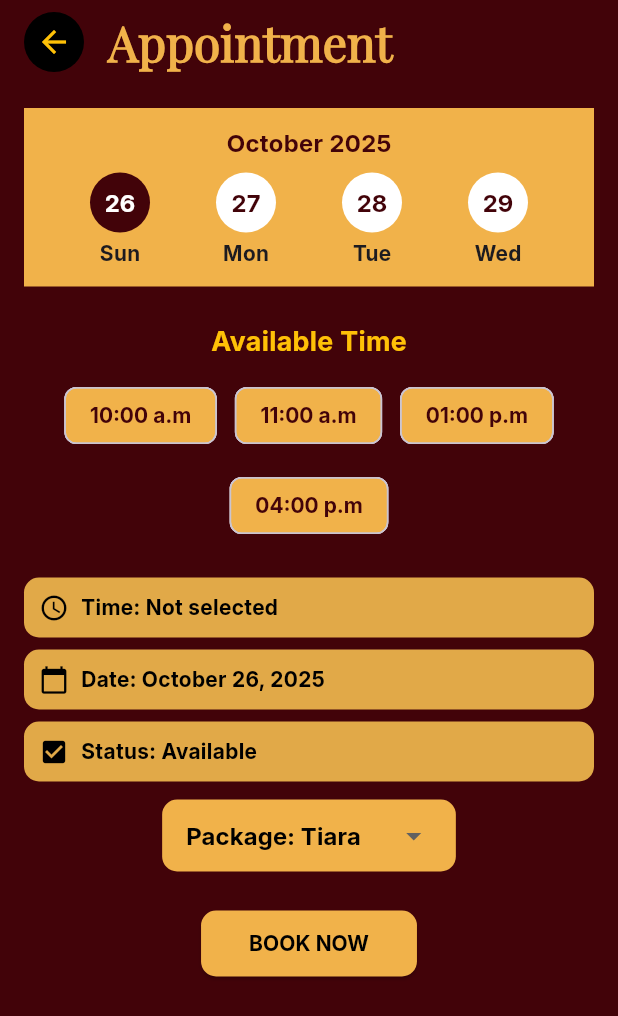
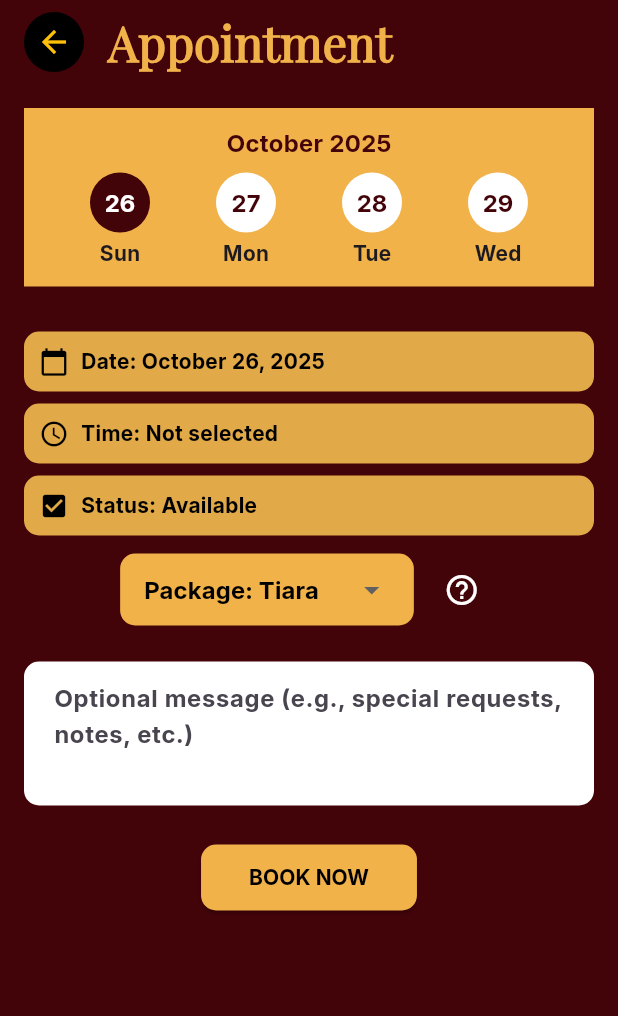
Before and after one commit to DaMasterofPuppets/Mob_Prog, a Flutter app: the AppointmentPage screen opened directly, on a phone screen of 412 x 824 dp. Shown: the top 1016 px of the screen. Run offline on Flutter 3.47's test engine with Material 3 defaults, Android fonts, the phone set to English and light mode, and no system bars; our stand-ins replace image_picker, supabase_flutter; accounts and stored records are empty.

Commit message:
updated UI

```diff
--- a/lib/screens/dashboard/appointment_page.dart
+++ b/lib/screens/dashboard/appointment_page.dart
@@ -1,5 +1,6 @@
 import 'package:flutter/material.dart';
 import 'package:intl/intl.dart';
+import 'packages_page.dart';
 
 class AppointmentPage extends StatefulWidget {
   const AppointmentPage({super.key});
@@ -141,54 +142,28 @@ class _AppointmentPageState extends State<AppointmentPage> {
               ),
             ),
 
-            //Available Time
-            const SizedBox(height: 24),
-            const Text(
-              'Available Time',
-              style: TextStyle(
-                fontSize: 18,
-                fontWeight: FontWeight.bold,
-                color: Colors.amber,
-              ),
-            ),
-            const SizedBox(height: 12),
-            isThisWeek(selectedDate)
-                ? Wrap(
-                    alignment: WrapAlignment.center,
-                    spacing: 12,
-                    runSpacing: 12,
-                    children: times.map((time) {
-                      final isSelected = time == selectedTime;
-                      return ChoiceChip(
-                        label: Text(time),
-                        selected: isSelected,
-                        onSelected: (_) {
-                          setState(() {
-                            selectedTime = time;
-                          });
-                        },
-                        selectedColor: Colors.black,
-                        labelStyle: TextStyle(
-                          color: isSelected ? Colors.white : maroon,
-                          fontWeight: FontWeight.bold,
-                        ),
-                        backgroundColor: gold,
-                      );
-                    }).toList(),
-                  )
-                : const Text(
-                    'Schedule not yet set by the reader',
-                    style: TextStyle(color: Colors.white),
-                  ),
-            const SizedBox(height: 24),
+            const SizedBox(height: 30),
+
+//time
+            _infoTile(Icons.calendar_today,
+                'Date: ${DateFormat.yMMMMd().format(selectedDate)}', _pickDate),
+            const SizedBox(height: 8),
+
+//Date
             _infoTile(Icons.access_time,
                 'Time: ${selectedTime.isEmpty ? 'Not selected' : selectedTime}', _pickTime),
             const SizedBox(height: 8),
-            _infoTile(Icons.calendar_today,
-                'Date: ${DateFormat.yMMMMd().format(selectedDate)}', _pickDate),
-            const SizedBox(height: 8),
+
+//status
             _infoTile(Icons.check_box, 'Status: Available'),
             const SizedBox(height: 12),
+
+
+// package + question mark button
+Center(
+  child: Row(
+    mainAxisSize: MainAxisSize.min,
+    children: [
       Container(
         padding: const EdgeInsets.symmetric(horizontal: 16),
         decoration: BoxDecoration(
@@ -209,14 +184,49 @@ class _AppointmentPageState extends State<AppointmentPage> {
           items: packages.map((p) {
             return DropdownMenuItem<String>(
               value: p,
-                    child: Text('Package: $p', style: const TextStyle(color: Colors.black)),
+              child: Text('Package: $p',
+                  style: const TextStyle(color: Colors.black)),
             );
           }).toList(),
         ),
       ),
+      const SizedBox(width: 8),
+      IconButton(
+        icon: const Icon(Icons.help_outline, color: Colors.white),
+onPressed: () {
+  Navigator.push(
+    context,
+    MaterialPageRoute(builder: (context) => const PackagesPage()),
+  );
+},
+
+      ),
+    ],
+  ),
+),
+
             const SizedBox(height: 24),
+
+// Optional message text box
+TextField(
+  maxLines: 3,
+  decoration: InputDecoration(
+    hintText: 'Optional message (e.g., special requests, notes, etc.)',
+    filled: true,
+    fillColor: Colors.white,
+    border: OutlineInputBorder(
+      borderRadius: BorderRadius.circular(10),
+      borderSide: BorderSide.none,
+    ),
+    contentPadding: const EdgeInsets.symmetric(horizontal: 16, vertical: 12),
+  ),
+  style: const TextStyle(color: Colors.black),
+),
+
+const SizedBox(height: 24),
+
+//When "Book now" is pressed
             ElevatedButton(
-              //When "Book now" is pressed
               onPressed: () {
               if (selectedTime.isEmpty) {
               ScaffoldMessenger.of(context).showSnackBar(
--- a/lib/screens/dashboard/packages_page.dart
+++ b/lib/screens/dashboard/packages_page.dart
@@ -12,7 +12,8 @@ class PackagesPage extends StatelessWidget {
           backgroundColor: const Color(0xFF420309),
           shape: RoundedRectangleBorder(borderRadius: BorderRadius.circular(15)),
           contentPadding: const EdgeInsets.symmetric(vertical: 30, horizontal: 20),
-          content: Column(
+          content: SingleChildScrollView( // ✅ added scroll to prevent overflow in dialog
+            child: Column(
               mainAxisSize: MainAxisSize.min,
               children: [
                 // Top Image
@@ -60,6 +61,7 @@ class PackagesPage extends StatelessWidget {
                 ),
               ],
             ),
+          ),
         );
       },
     );
@@ -99,6 +101,7 @@ Text(
         ),
       ),
       body: Center(
+        child: SingleChildScrollView( // ✅ added scroll to prevent overflow on small screens
           child: Column(
             crossAxisAlignment: CrossAxisAlignment.center,
             children: [
@@ -170,6 +173,7 @@ Text(
             ],
           ),
         ),
+      ),
     );
   }
 }
```
Also changed, not shown: lib/screens/dashboard/testimonials_page.dart (+12 -7 lines), lib/screens/login/forgot_password/forgot_password.dart (+44 -12 lines). Lines whose indentation alone changed are shown as unchanged.
